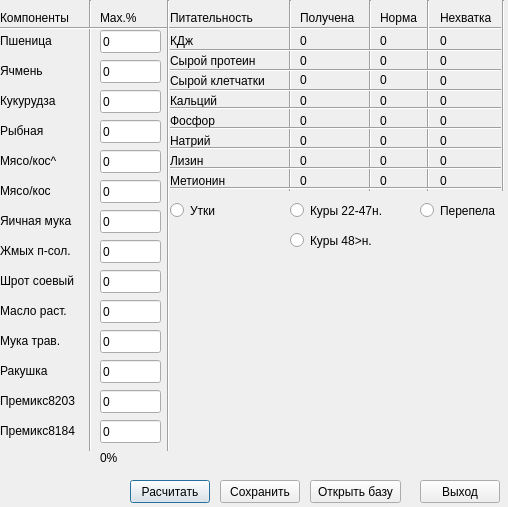
The window that res/untitled.ui (xxxvik-xakerxxx/Racion-Calc) describes before a commit, drawn with Qt 5.
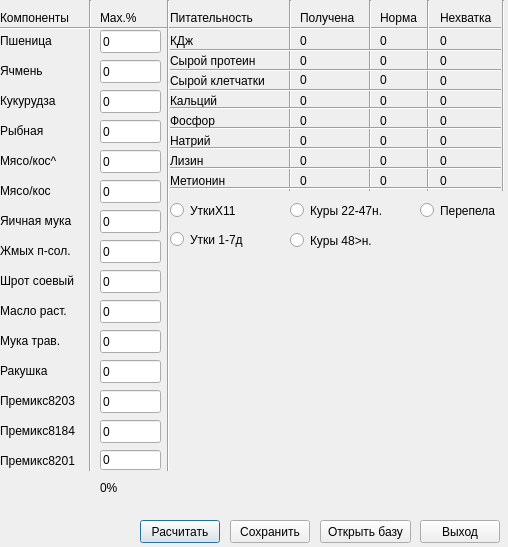
The same window after the commit.

```diff
--- a/res/untitled.ui
+++ b/res/untitled.ui
@@ -7,7 +7,7 @@
     <x>0</x>
     <y>0</y>
     <width>508</width>
-    <height>507</height>
+    <height>547</height>
    </rect>
   </property>
   <property name="windowTitle">
@@ -238,7 +238,7 @@
    <property name="geometry">
     <rect>
      <x>100</x>
-     <y>450</y>
+     <y>480</y>
      <width>59</width>
      <height>15</height>
     </rect>
@@ -582,7 +582,7 @@
     </rect>
    </property>
    <property name="text">
-    <string>Утки</string>
+    <string>УткиX11</string>
    </property>
   </widget>
   <widget class="QRadioButton" name="radioButton_2">
@@ -614,8 +614,8 @@
   <widget class="QPushButton" name="pushButton">
    <property name="geometry">
     <rect>
-     <x>130</x>
-     <y>480</y>
+     <x>140</x>
+     <y>520</y>
      <width>80</width>
      <height>23</height>
     </rect>
@@ -627,8 +627,8 @@
   <widget class="QPushButton" name="pushButton_2">
    <property name="geometry">
     <rect>
-     <x>220</x>
-     <y>480</y>
+     <x>230</x>
+     <y>520</y>
      <width>80</width>
      <height>23</height>
     </rect>
@@ -640,8 +640,8 @@
   <widget class="QPushButton" name="pushButton_3">
    <property name="geometry">
     <rect>
-     <x>310</x>
-     <y>480</y>
+     <x>320</x>
+     <y>520</y>
      <width>91</width>
      <height>23</height>
     </rect>
@@ -654,7 +654,7 @@
    <property name="geometry">
     <rect>
      <x>420</x>
-     <y>480</y>
+     <y>520</y>
      <width>80</width>
      <height>23</height>
     </rect>
@@ -981,7 +981,7 @@
      <x>80</x>
      <y>0</y>
      <width>20</width>
-     <height>451</height>
+     <height>471</height>
     </rect>
    </property>
    <property name="orientation">
@@ -1007,7 +1007,7 @@
      <x>160</x>
      <y>0</y>
      <width>16</width>
-     <height>451</height>
+     <height>471</height>
     </rect>
    </property>
    <property name="orientation">
@@ -1183,6 +1183,45 @@
     <string>Куры 48&gt;н.</string>
    </property>
   </widget>
+  <widget class="QLabel" name="label_54">
+   <property name="geometry">
+    <rect>
+     <x>0</x>
+     <y>450</y>
+     <width>91</width>
+     <height>21</height>
+    </rect>
+   </property>
+   <property name="text">
+    <string>Премикс8201</string>
+   </property>
+  </widget>
+  <widget class="QLineEdit" name="lineEdit_15">
+   <property name="geometry">
+    <rect>
+     <x>100</x>
+     <y>450</y>
+     <width>61</width>
+     <height>20</height>
+    </rect>
+   </property>
+   <property name="text">
+    <string>0</string>
+   </property>
+  </widget>
+  <widget class="QRadioButton" name="radioButton_5">
+   <property name="geometry">
+    <rect>
+     <x>170</x>
+     <y>230</y>
+     <width>100</width>
+     <height>19</height>
+    </rect>
+   </property>
+   <property name="text">
+    <string>Утки 1-7д</string>
+   </property>
+  </widget>
  </widget>
  <resources/>
  <connections/>
```
